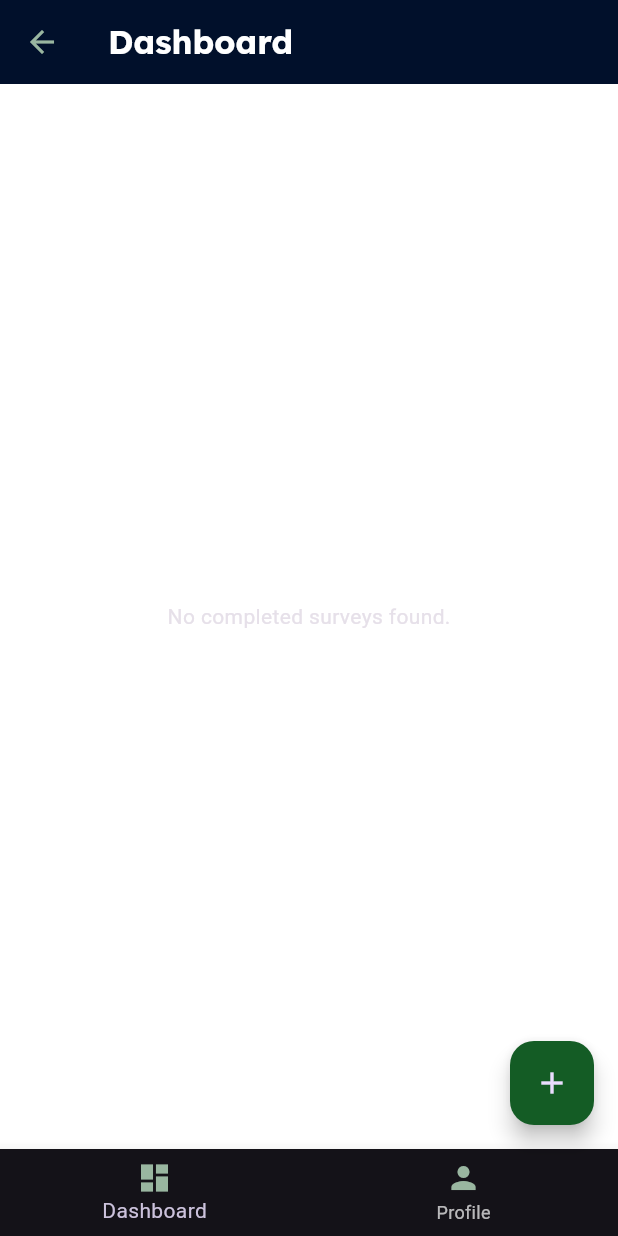
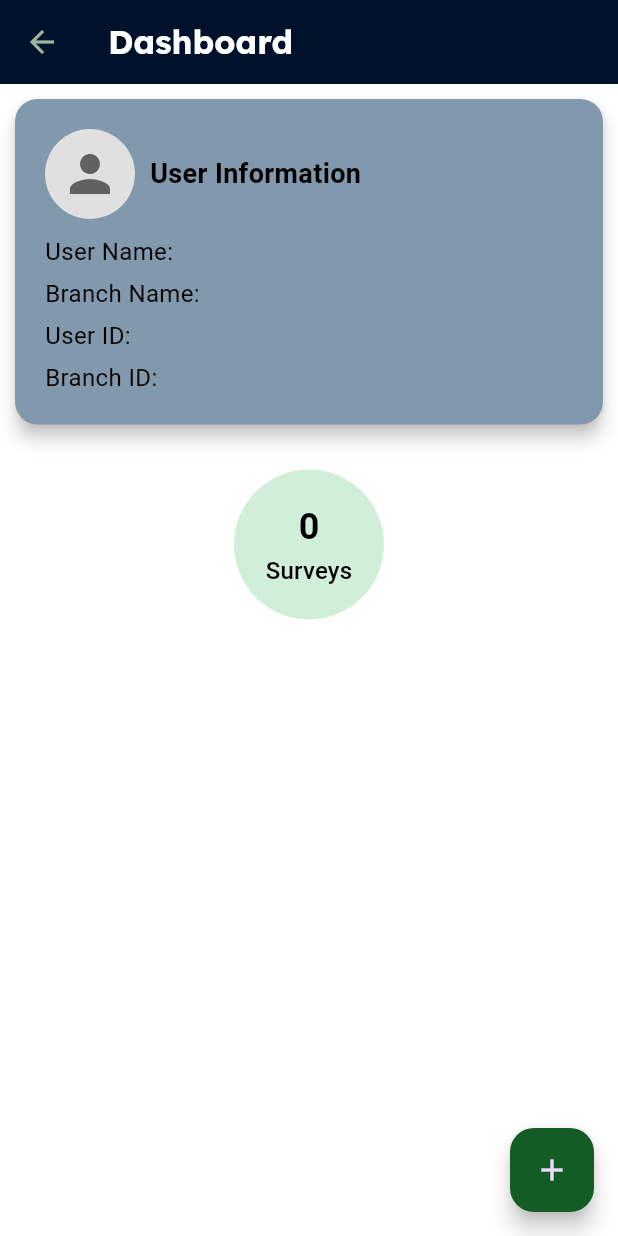
Before and after one commit to saikot19/fin_Score, a Flutter app: the DashboardScreen screen opened by its route, on a phone screen of 412 x 824 dp. Run offline on Flutter 3.47's test engine with Material 3 defaults, Android fonts, the phone set to English and light mode, and no system bars; our stand-ins replace animate_do, flutter_animate, google_fonts, shared_preferences; accounts and stored records are empty; network calls fail.

Commit message:
profile card and survey card

```diff
--- a/lib/models/question_model.dart
+++ b/lib/models/question_model.dart
@@ -48,6 +48,20 @@ class Question {
 
   /// Returns the question text to display
   String get text => questionNameEng;
+
+  get branchName => null;
+
+  get startDate => null;
+
+  get appliedLoanAmount => null;
+
+  get memberId => null;
+
+  get createdAt => null;
+
+  get scoreTotal => null;
+
+  get status => null;
 
   /// Converts object to JSON
   Map<String, dynamic> toJson() {
--- a/lib/screens/dashboard_screen.dart
+++ b/lib/screens/dashboard_screen.dart
@@ -3,8 +3,8 @@ import 'package:provider/provider.dart';
 import 'package:google_fonts/google_fonts.dart';
 import '../state_management/survey_provider.dart';
 import '../services/api_service.dart';
-import '../widgets/survey_card_widget.dart';
-import '../widgets/bottom_nav_bar_widget.dart';
+import '../widgets/survey_overview_widget.dart'; // Updated import
+import '../widgets/user_info_card_widget.dart';
 import 'form_screen.dart';
 import 'package:animate_do/animate_do.dart';
 
@@ -16,18 +16,17 @@ class DashboardScreen extends StatefulWidget {
 }
 
 class _DashboardScreenState extends State<DashboardScreen> {
-  late Future<List<Map<String, dynamic>>> _completedSurveys;
+  late Future<void> _fetchSurveysFuture;
 
   @override
   void initState() {
     super.initState();
-    _completedSurveys = _fetchCompletedSurveys();
+    _fetchSurveysFuture = _fetchSurveys();
   }
 
-  Future<List<Map<String, dynamic>>> _fetchCompletedSurveys() async {
-    final apiService = ApiService();
-    return await apiService
-        .fetchCompletedSurveys(2); // Replace with actual branch ID
+  Future<void> _fetchSurveys() async {
+    final surveyProvider = Provider.of<SurveyProvider>(context, listen: false);
+    await surveyProvider.fetchSurveys(2); // Replace with actual branch ID
   }
 
   @override
@@ -48,25 +47,20 @@ class _DashboardScreenState extends State<DashboardScreen> {
             color: Color.fromARGB(255, 153, 182, 160),
           ),
         ),
-        body: FutureBuilder<List<Map<String, dynamic>>>(
-          future: _completedSurveys,
+        body: FutureBuilder<void>(
+          future: _fetchSurveysFuture,
           builder: (context, snapshot) {
             if (snapshot.connectionState == ConnectionState.waiting) {
               return const Center(child: CircularProgressIndicator());
             } else if (snapshot.hasError) {
               return Center(child: Text("Error: ${snapshot.error}"));
-            } else if (!snapshot.hasData || snapshot.data!.isEmpty) {
-              return const Center(child: Text("No completed surveys found."));
             } else {
-              return ListView.builder(
-                itemCount: snapshot.data!.length,
-                itemBuilder: (context, index) {
-                  final survey = snapshot.data![index];
-                  return SurveyCard(
-                    survey: survey,
-                    index: index + 1, // SL No
-                  );
-                },
+              return Column(
+                children: [
+                  const UserInfoCard(), // Added UserInfoCard at the top
+                  const SizedBox(height: 20),
+                  const SurveyOverviewWidget(), // Added SurveyOverviewWidget
+                ],
               );
             }
           },
@@ -79,11 +73,8 @@ class _DashboardScreenState extends State<DashboardScreen> {
             );
           },
           child: const Icon(Icons.add),
-
-          backgroundColor: Color.fromARGB(255, 20, 92,
-              37), // Change this to your desired color const Color.fromARGB(255, 255, 255, 255)),
+          backgroundColor: const Color.fromARGB(255, 20, 92, 37),
         ),
-        bottomNavigationBar: BottomNavBar(),
       ),
     );
   }
--- a/lib/widgets/bottom_nav_bar_widget.dart
+++ /dev/null
@@ -1,35 +0,0 @@
-import 'package:flutter/material.dart';
-import '../screens/dashboard_screen.dart';
-import '../screens/profile_screen.dart';
-
-class BottomNavBar extends StatelessWidget {
-  @override
-  Widget build(BuildContext context) {
-    return BottomNavigationBar(
-      items: const [
-        BottomNavigationBarItem(
-          icon:
-              Icon(Icons.dashboard, color: Color.fromARGB(255, 153, 182, 160)),
-          label: 'Dashboard',
-        ),
-        BottomNavigationBarItem(
-          icon: Icon(Icons.person, color: Color.fromARGB(255, 153, 182, 160)),
-          label: 'Profile',
-        ),
-      ],
-      onTap: (index) {
-        if (index == 0) {
-          Navigator.pushReplacement(
-            context,
-            MaterialPageRoute(builder: (context) => DashboardScreen()),
-          );
-        } else if (index == 1) {
-          Navigator.pushReplacement(
-            context,
-            MaterialPageRoute(builder: (context) => ProfileScreen()),
-          );
-        }
-      },
-    );
-  }
-}
--- /dev/null
+++ b/lib/widgets/survey_overview_widget.dart
@@ -0,0 +1,74 @@
+import 'package:flutter/material.dart';
+import 'package:provider/provider.dart';
+import '../state_management/survey_provider.dart';
+import 'survey_card_widget.dart';
+
+class SurveyOverviewWidget extends StatelessWidget {
+  const SurveyOverviewWidget({Key? key}) : super(key: key);
+
+  @override
+  Widget build(BuildContext context) {
+    final surveyProvider = Provider.of<SurveyProvider>(context);
+    final totalSurveys = surveyProvider.surveys.length;
+
+    return GestureDetector(
+      onTap: () {
+        Navigator.push(
+          context,
+          MaterialPageRoute(
+            builder: (context) => const SurveyListScreen(),
+          ),
+        );
+      },
+      child: CircleAvatar(
+        radius: 50,
+        backgroundColor: const Color.fromARGB(255, 209, 238, 216),
+        child: Column(
+          mainAxisAlignment: MainAxisAlignment.center,
+          children: [
+            Text(
+              "$totalSurveys",
+              style: const TextStyle(
+                fontSize: 24,
+                fontWeight: FontWeight.bold,
+                color: Colors.black,
+              ),
+            ),
+            const Text(
+              "Surveys",
+              style: TextStyle(
+                fontSize: 16,
+                color: Colors.black,
+              ),
+            ),
+          ],
+        ),
+      ),
+    );
+  }
+}
+
+class SurveyListScreen extends StatelessWidget {
+  const SurveyListScreen({Key? key}) : super(key: key);
+
+  @override
+  Widget build(BuildContext context) {
+    final surveyProvider = Provider.of<SurveyProvider>(context);
+
+    return Scaffold(
+      appBar: AppBar(
+        title: const Text("All Surveys"),
+      ),
+      body: ListView.builder(
+        itemCount: surveyProvider.surveys.length,
+        itemBuilder: (context, index) {
+          final survey = surveyProvider.surveys[index];
+          return SurveyCard(
+            survey: survey,
+            index: index + 1,
+          );
+        },
+      ),
+    );
+  }
+}
--- /dev/null
+++ b/lib/widgets/user_info_card_widget.dart
@@ -0,0 +1,110 @@
+import 'package:finscore/screens/profile_screen.dart';
+import 'package:flutter/material.dart';
+import 'package:provider/provider.dart';
+import 'package:animate_do/animate_do.dart';
+import '../screens/dashboard_screen.dart';
+
+import '../state_management/user_provider.dart';
+
+class BottomNavBar extends StatelessWidget {
+  @override
+  Widget build(BuildContext context) {
+    return BottomNavigationBar(
+      items: const [
+        BottomNavigationBarItem(
+          icon:
+              Icon(Icons.dashboard, color: Color.fromARGB(255, 153, 182, 160)),
+          label: 'Dashboard',
+        ),
+        BottomNavigationBarItem(
+          icon: Icon(Icons.person, color: Color.fromARGB(255, 153, 182, 160)),
+          label: 'Profile',
+        ),
+      ],
+      onTap: (index) {
+        if (index == 0) {
+          Navigator.pushReplacement(
+            context,
+            MaterialPageRoute(builder: (context) => DashboardScreen()),
+          );
+        } else if (index == 1) {
+          Navigator.pushReplacement(
+            context,
+            MaterialPageRoute(builder: (context) => ProfileScreen()),
+          );
+        }
+      },
+    );
+  }
+}
+
+class UserInfoCard extends StatelessWidget {
+  const UserInfoCard({Key? key}) : super(key: key);
+
+  @override
+  Widget build(BuildContext context) {
+    final userProvider = Provider.of<UserProvider>(context);
+    final userInfo = userProvider.userInfo;
+
+    return FadeIn(
+      child: Card(
+        margin: const EdgeInsets.all(10),
+        color: const Color.fromARGB(255, 130, 152, 173),
+        shape: RoundedRectangleBorder(
+          borderRadius: BorderRadius.circular(15),
+        ),
+        elevation: 5,
+        child: Padding(
+          padding: const EdgeInsets.all(20),
+          child: Column(
+            crossAxisAlignment: CrossAxisAlignment.start,
+            children: [
+              Row(
+                children: [
+                  CircleAvatar(
+                    radius: 30,
+                    backgroundColor: Colors.grey[300],
+                    child: Icon(
+                      Icons.person,
+                      size: 40,
+                      color: Colors.grey[700],
+                    ),
+                  ),
+                  const SizedBox(width: 10),
+                  Text(
+                    "User Information",
+                    style: TextStyle(
+                      fontSize: 18,
+                      fontWeight: FontWeight.bold,
+                      color: Colors.black,
+                    ),
+                  ),
+                ],
+              ),
+              const SizedBox(height: 10),
+              Text(
+                "User Name: ${userInfo['user_name'] ?? ''}",
+                style: TextStyle(fontSize: 16, color: Colors.black),
+              ),
+              const SizedBox(height: 5),
+              Text(
+                "Branch Name: ${userInfo['branch_name'] ?? ''}",
+                style: TextStyle(fontSize: 16, color: Colors.black),
+              ),
+              const SizedBox(height: 5),
+              Text(
+                "User ID: ${userInfo['user_id'] ?? ''}",
+                style: TextStyle(fontSize: 16, color: Colors.black),
+              ),
+              const SizedBox(height: 5),
+              Text(
+                "Branch ID: ${userInfo['branch_id'] ?? ''}",
+                style: TextStyle(fontSize: 16, color: Colors.black),
+              ),
+            ],
+          ),
+        ),
+      ),
+    );
+  }
+}
```
Also changed, not shown: lib/screens/profile_screen.dart (+2 -26 lines), lib/screens/survey_list_screen.dart (added, +49 -0 lines), lib/state_management/survey_provider.dart (+18 -0 lines), lib/widgets/survey_card_widget.dart (+115 -13 lines).
